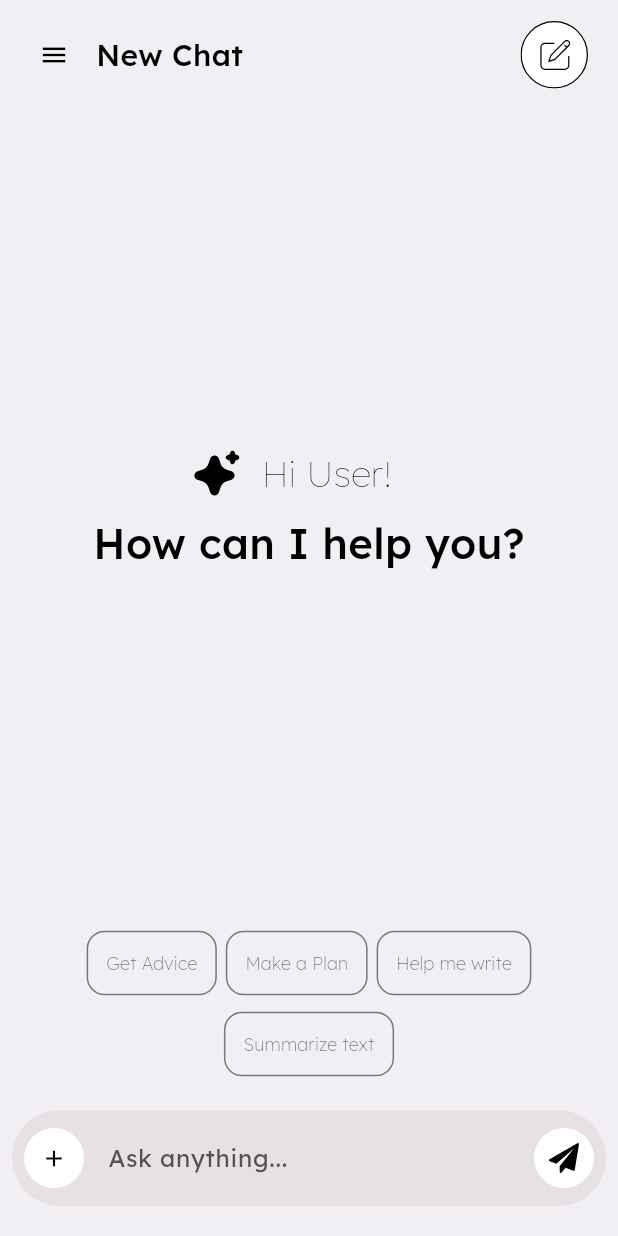
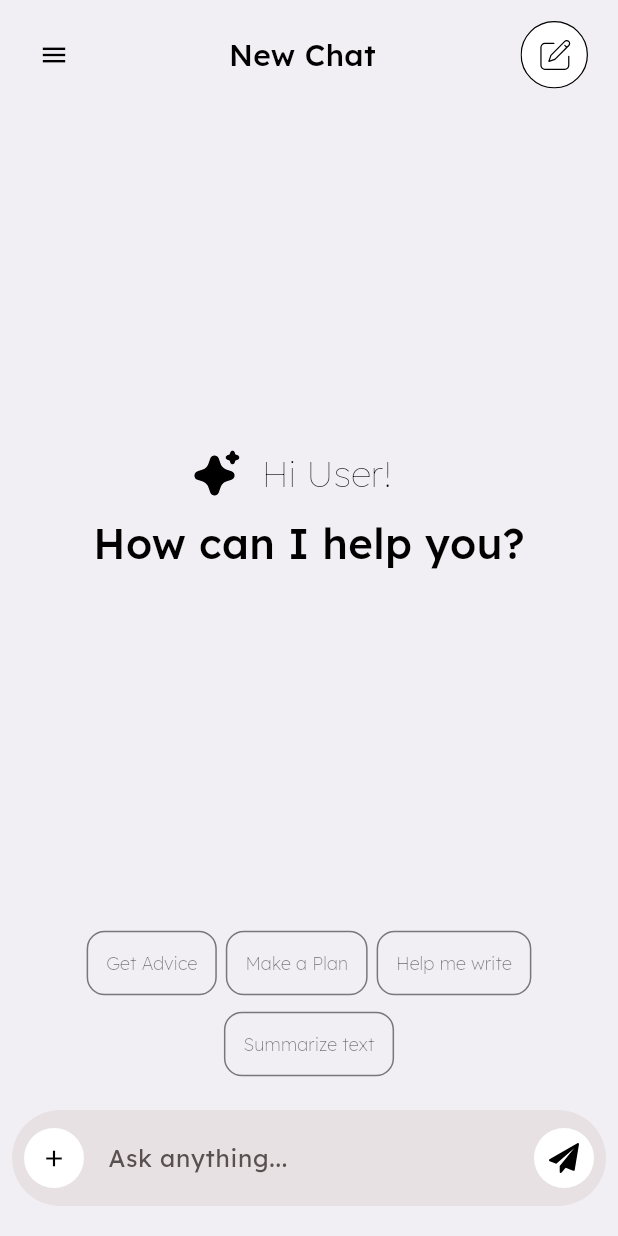
Before and after one commit to neelwork/Ai_studio, a Flutter app: the ChatScreen screen opened directly, on a phone screen of 412 x 824 dp. Run offline on Flutter 3.47's test engine with Material 3 defaults, Android fonts, the light colour scheme and no system bars; our stand-ins replace bloc, file_picker, firebase_auth, firebase_core, flutter_bloc, flutter_svg and 6 more; accounts and stored records are empty; network calls fail.

```diff
--- a/lib/src/chat_bloc/chat_screen.dart
+++ b/lib/src/chat_bloc/chat_screen.dart
@@ -1350,19 +1350,7 @@ class _ChatScreenState extends State<ChatScreen> {
                 });
                 context.read<ChatBloc>().add(ToggleSidebarEvent(isSidebarVisible));
               },
-              child: Row(
-                children: [
-                  SvgPicture.asset(
-                    "assets/icons/ai_icon.svg",
-                    height: 32,
-                    width: 32,
-                    colorFilter: ColorFilter.mode(
-                      !isDarkMode ? AppColors.black : AppColors.white,
-                      BlendMode.srcIn,
-                    ),
-                  ),
-                  const SizedBox(width: 12),
-                  Text(
+              child: Text(
                 'New Chat',
                 style: responsive.getResponsiveValue(
                   mobile: AppTextStyles.medium20.copyWith(
@@ -1376,11 +1364,9 @@ class _ChatScreenState extends State<ChatScreen> {
                   ),
                 ),
               ),
-                ],
-              ),
-            ),
-          ],
-
+            ),
+          ],
+          const Spacer(),
           // Just the title for mobile
           if (responsive.isMobile)
             Center(
```
Lines whose indentation alone changed are shown as unchanged.
